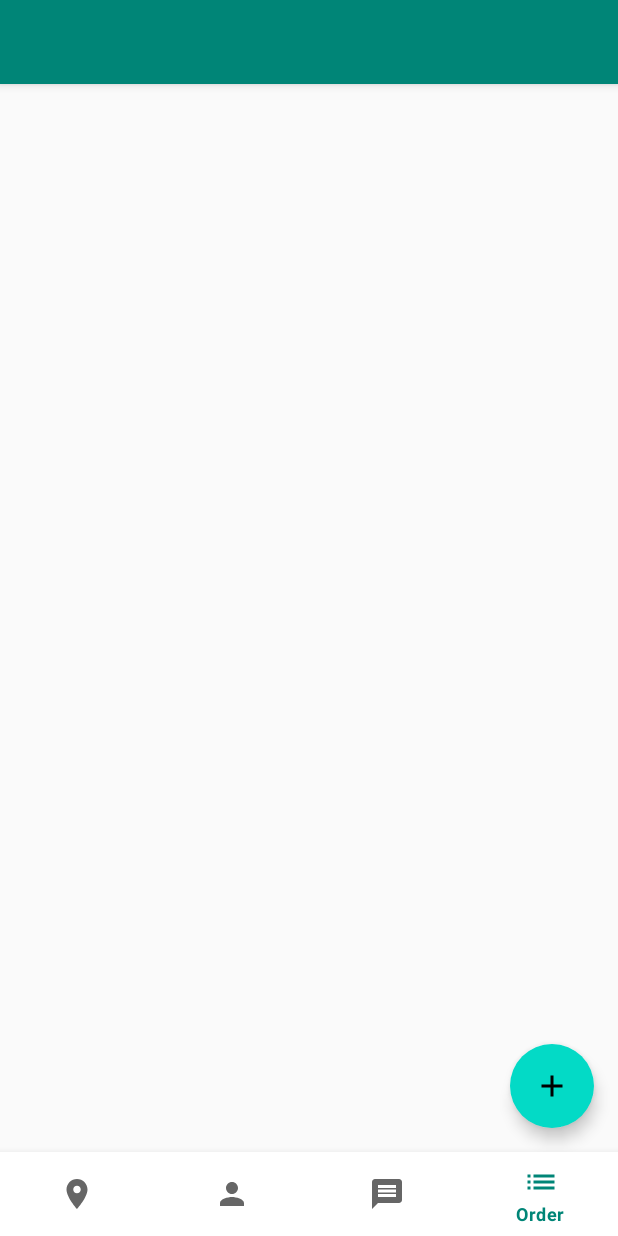
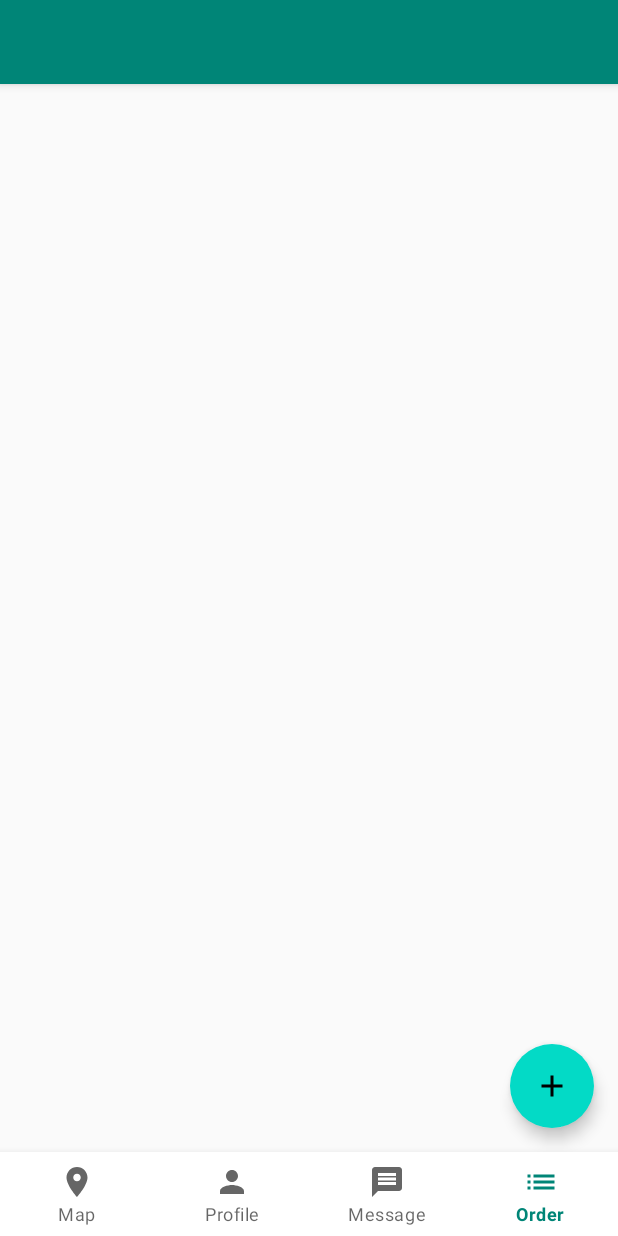
Before and after one commit to Kliter/Findix, an Android app: the screen it shows after launch once a user with an empty profile is signed in (OrderActivity), item 4 of the bottom bar chosen, on a phone screen of 412 x 824 dp. Run offline under Robolectric (Android 15) with nearby library versions, the phone set to English and light mode, and no system bars; our stand-ins replace Dagger/Hilt's generated code, Firebase (no records; nobody signed in at launch, a user with empty details on screens opened directly), data binding; libraries missing offline, so code that uses them is left out: com.airbnb.epoxy; plain views replace EpoxyRecyclerView; 2 statements that could not run were skipped.

Commit message:
[All] ラベル常に表示するよう修正

```diff
--- a/app/src/main/res/layout/activity_login.xml
+++ b/app/src/main/res/layout/activity_login.xml
@@ -27,6 +27,7 @@
                 app:layout_constraintEnd_toEndOf="parent"
                 app:layout_constraintStart_toStartOf="parent"
                 app:layout_constraintTop_toTopOf="parent"
+                app:labelVisibilityMode="labeled"
                 app:navGraph="@navigation/navigation_login" />
 
     </androidx.constraintlayout.widget.ConstraintLayout>
--- a/app/src/main/res/layout/activity_message.xml
+++ b/app/src/main/res/layout/activity_message.xml
@@ -14,6 +14,7 @@
                 android:layout_width="match_parent"
                 android:layout_height="?attr/actionBarSize"
                 android:layout_alignParentBottom="true"
+                app:labelVisibilityMode="labeled"
                 app:menu="@menu/menu_bottom_navigation_view"/>
 
     </RelativeLayout>
--- a/app/src/main/res/layout/activity_order.xml
+++ b/app/src/main/res/layout/activity_order.xml
@@ -30,6 +30,7 @@
                 app:layout_constraintBottom_toBottomOf="parent"
                 app:layout_constraintEnd_toEndOf="parent"
                 app:layout_constraintStart_toStartOf="parent"
+                app:labelVisibilityMode="labeled"
                 app:layout_constraintTop_toBottomOf="@id/nav_host_fragment"
                 app:menu="@menu/menu_bottom_navigation_view" />
 
--- a/app/src/main/res/layout/activity_profile.xml
+++ b/app/src/main/res/layout/activity_profile.xml
@@ -25,6 +25,7 @@
                 android:id="@+id/bottom_navigation_view"
                 android:layout_width="match_parent"
                 android:layout_height="?attr/actionBarSize"
+                app:labelVisibilityMode="labeled"
                 app:layout_constraintBottom_toBottomOf="parent"
                 app:layout_constraintEnd_toEndOf="parent"
                 app:layout_constraintStart_toStartOf="parent"
```
